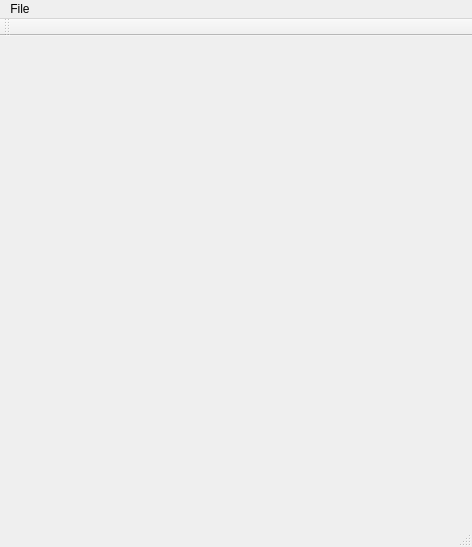
giwig/qtCheatMotor, file ui/mainwindow.ui: the form before one commit.
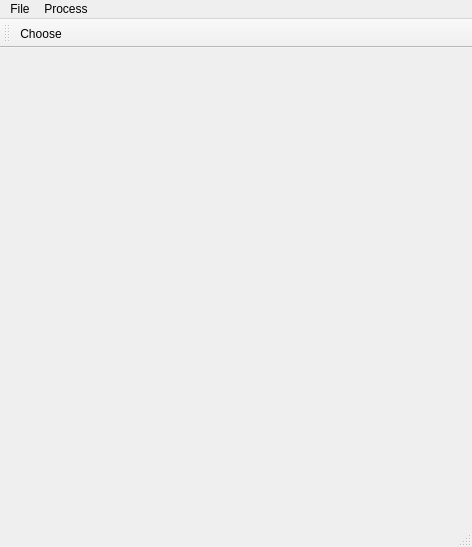
The form after the commit. Icons and pictures are not drawn.

What changed in the file:
```diff
--- a/ui/mainwindow.ui
+++ b/ui/mainwindow.ui
@@ -35,7 +35,14 @@
     <addaction name="separator"/>
     <addaction name="actionExit"/>
    </widget>
+   <widget class="QMenu" name="menuProcess">
+    <property name="title">
+     <string>Process</string>
+    </property>
+    <addaction name="actionChoose"/>
+   </widget>
    <addaction name="menuFile"/>
+   <addaction name="menuProcess"/>
   </widget>
   <widget class="QStatusBar" name="statusbar"/>
   <widget class="QToolBar" name="toolBar">
@@ -48,6 +55,7 @@
    <attribute name="toolBarBreak">
     <bool>false</bool>
    </attribute>
+   <addaction name="actionChoose"/>
   </widget>
   <action name="actionNew">
    <property name="text">
@@ -74,6 +82,14 @@
     <string>Exit</string>
    </property>
   </action>
+  <action name="actionChoose">
+   <property name="icon">
+    <iconset theme="edit-copy"/>
+   </property>
+   <property name="text">
+    <string>Choose</string>
+   </property>
+  </action>
  </widget>
  <resources/>
  <connections/>
```
Left out of the diff: 19 changed lines with no effect on the pictures.
